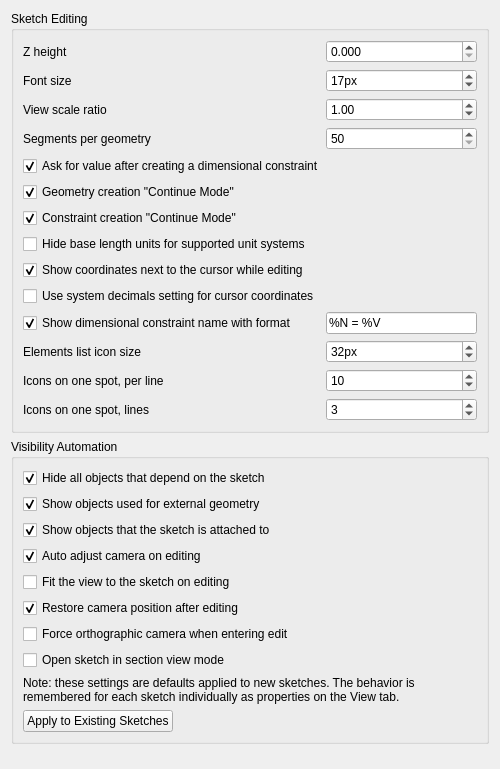
Old version of the form src/Mod/Sketcher/Gui/SketcherSettingsDisplay.ui in the repository realthunder/FreeCAD.
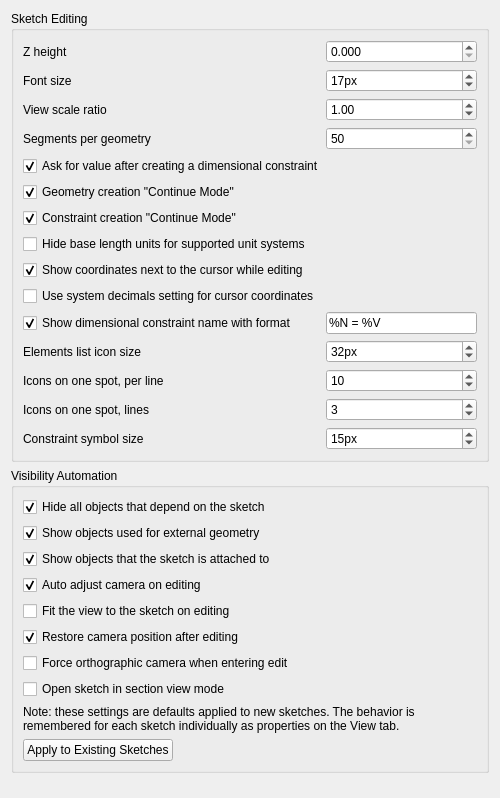
New version of the form. Custom widgets are drawn as their Qt base class.

Commit message:
Sketcher: a constraint symbol has a size of its own
Upstream eef738b312 and dc22fb4b9b: View/ConstraintSymbolSize, with its
spin box on the Display page. The size was 0.8 of the label font's and
followed it; unset it is the application font's height, as upstream has
it, so a symbol is a quarter larger than it was. It is still multiplied by
the device pixel ratio.

The page shows the font's height while nothing is stored, not the number
the form was drawn with.

Claude-Session: https://claude.ai/code/session_013Xdt66rRfQX8ZpW8UDYuLG

```diff
--- a/src/Mod/Sketcher/Gui/SketcherSettingsDisplay.ui
+++ b/src/Mod/Sketcher/Gui/SketcherSettingsDisplay.ui
@@ -437,6 +437,41 @@
         </property>
        </widget>
       </item>
+      <item row="15" column="0">
+       <widget class="QLabel" name="label_ConstraintSymbolSize">
+        <property name="text">
+         <string>Constraint symbol size</string>
+        </property>
+        <property name="buddy">
+         <cstring>ConstraintSymbolSize</cstring>
+        </property>
+       </widget>
+      </item>
+      <item row="15" column="1">
+       <widget class="Gui::PrefSpinBox" name="ConstraintSymbolSize">
+        <property name="toolTip">
+         <string>Pixel size used to render constraint symbols</string>
+        </property>
+        <property name="suffix">
+         <string>px</string>
+        </property>
+        <property name="minimum">
+         <number>6</number>
+        </property>
+        <property name="maximum">
+         <number>96</number>
+        </property>
+        <property name="value">
+         <number>15</number>
+        </property>
+        <property name="prefEntry" stdset="0">
+         <cstring>ConstraintSymbolSize</cstring>
+        </property>
+        <property name="prefPath" stdset="0">
+         <cstring>View</cstring>
+        </property>
+       </widget>
+      </item>
      </layout>
     </widget>
    </item>
```
The commit also changes 2 other files.
